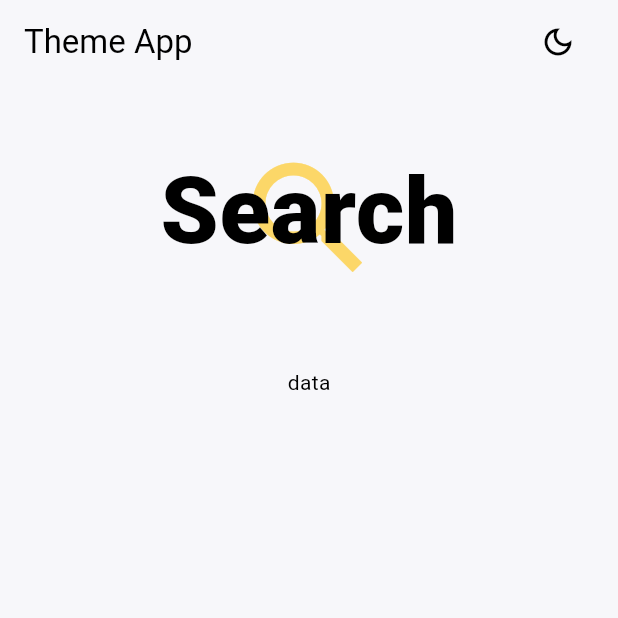
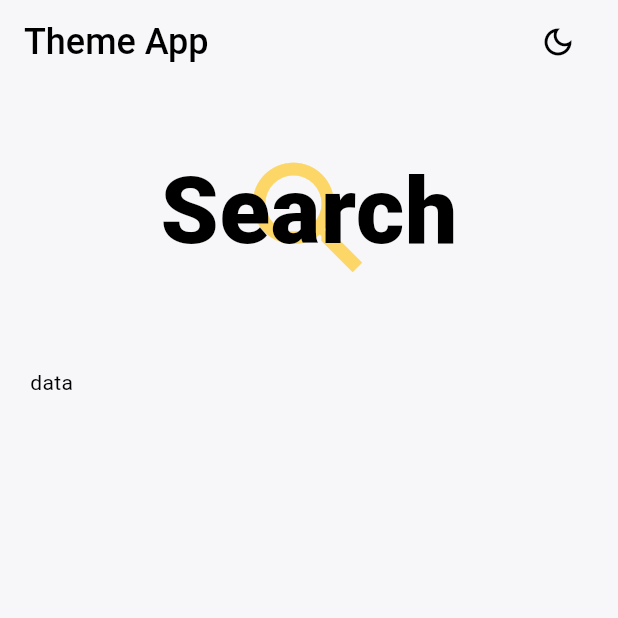
Before and after one commit to kwakyebrilliant/theme_app, a Flutter app: the screen it shows after launch, on a phone screen of 412 x 824 dp, the top half of it. Run offline on Flutter 3.47's test engine with Material 3 defaults, Android fonts, the phone set to English and light mode, and no system bars; our stand-ins replace shared_preferences.

Commit message:
screen updated

```diff
--- a/lib/screen.dart
+++ b/lib/screen.dart
@@ -42,7 +42,10 @@ class _ScreenState extends State<Screen> {
         title: Row(
           mainAxisAlignment: MainAxisAlignment.spaceBetween,
           children: [
-            Text("Theme App"),
+            Text(
+              "Theme App",
+              style: TextStyle(fontSize: 24.0, fontWeight: FontWeight.w500),
+            ),
             IconButton(
               onPressed: () {
                 setState(() {
@@ -99,8 +102,8 @@ class _ScreenState extends State<Screen> {
             ),
           ),
           Padding(
-            padding: const EdgeInsets.only(top: 60.0),
-            child: Text('data'),
+            padding: const EdgeInsets.only(top: 60.0, left: 20.0, right: 20.0),
+            child: Row(children: [Text('data')]),
           ),
         ],
       ),
```
